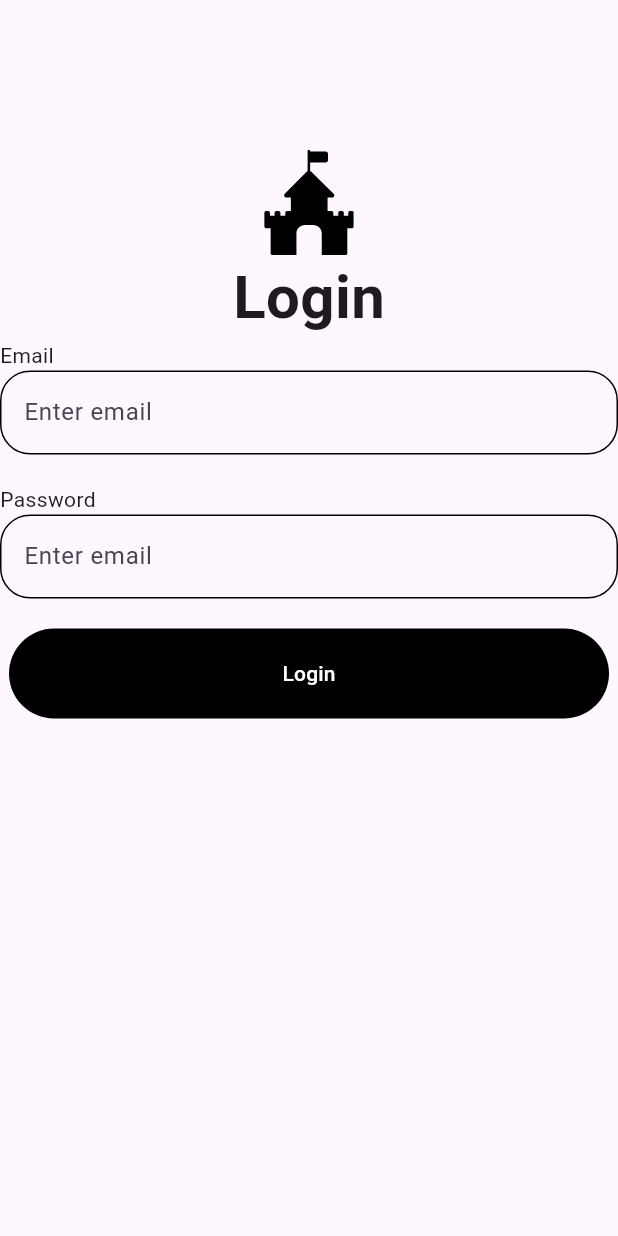
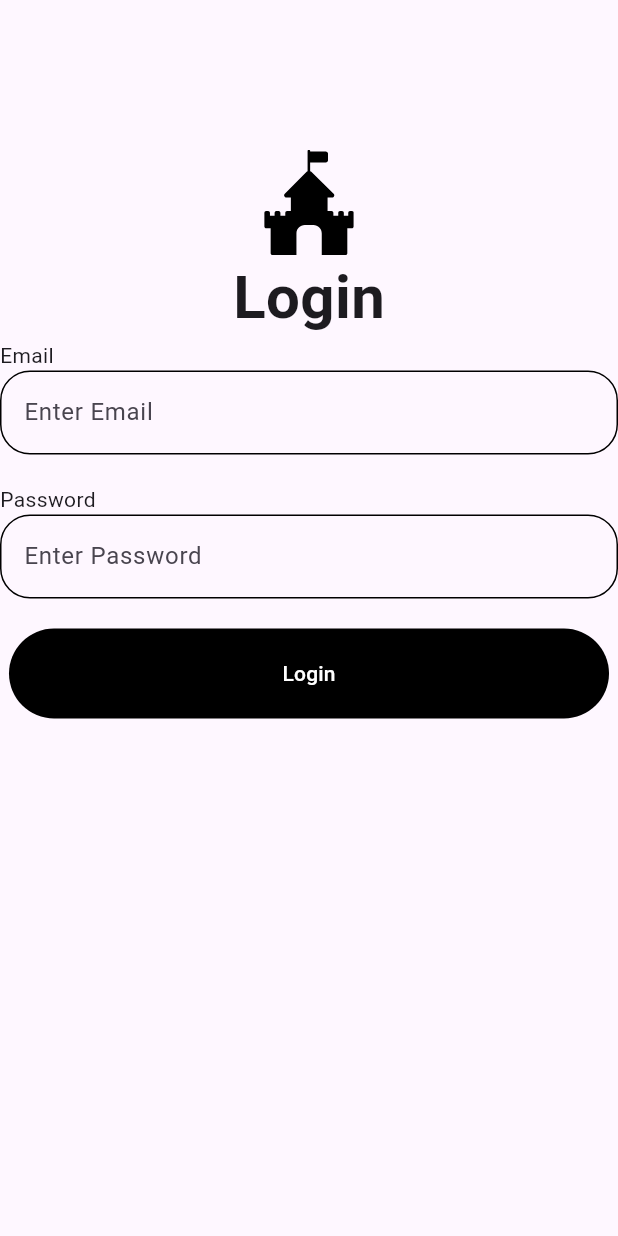
Before and after one commit to coderyu5523/flutter-login-app, a Flutter app: the screen it shows after launch, on a phone screen of 412 x 824 dp. Run offline on Flutter 3.47's test engine with Material 3 defaults, Android fonts, the phone set to English and light mode, and no system bars; our stand-ins replace flutter_svg.

Commit message:
password obscuretext 추가

```diff
--- a/lib/components/custom_text_form_field.dart
+++ b/lib/components/custom_text_form_field.dart
@@ -1,7 +1,7 @@
 import 'package:flutter/material.dart';
 
 class CustomTextFormField extends StatelessWidget {
-  final text ;
+  final text;
 
   CustomTextFormField({required this.text});
 
@@ -13,19 +13,24 @@ class CustomTextFormField extends StatelessWidget {
         Text(text),
         TextFormField(
           validator: (value) =>
-          value!.isEmpty ? "Please enter some text" : null,
+              value!.isEmpty ? "Please enter some text" : null,// 입력값이 없다면 출력
+          obscureText: text == "Password" ? true : false, // 비밀번호를 입력하면 **** 처리하기
           decoration: InputDecoration(
-            hintText: "Enter email",
-            enabledBorder: OutlineInputBorder( // 기본 디자인
+            hintText: "Enter ${text}",
+            enabledBorder: OutlineInputBorder(
+              // 기본 디자인
               borderRadius: BorderRadius.circular(20),
             ),
-            focusedBorder: OutlineInputBorder( // 손가락 터치시 디자인
+            focusedBorder: OutlineInputBorder(
+              // 손가락 터치시 디자인
               borderRadius: BorderRadius.circular(20),
             ),
-            errorBorder: OutlineInputBorder( //에러 발생시
+            errorBorder: OutlineInputBorder(
+              //에러 발생시
               borderRadius: BorderRadius.circular(20),
             ),
-            focusedErrorBorder: OutlineInputBorder( // 에러 발생 후 손가락 터치했을 때
+            focusedErrorBorder: OutlineInputBorder(
+              // 에러 발생 후 손가락 터치했을 때
               borderRadius: BorderRadius.circular(20),
             ),
           ),
```
